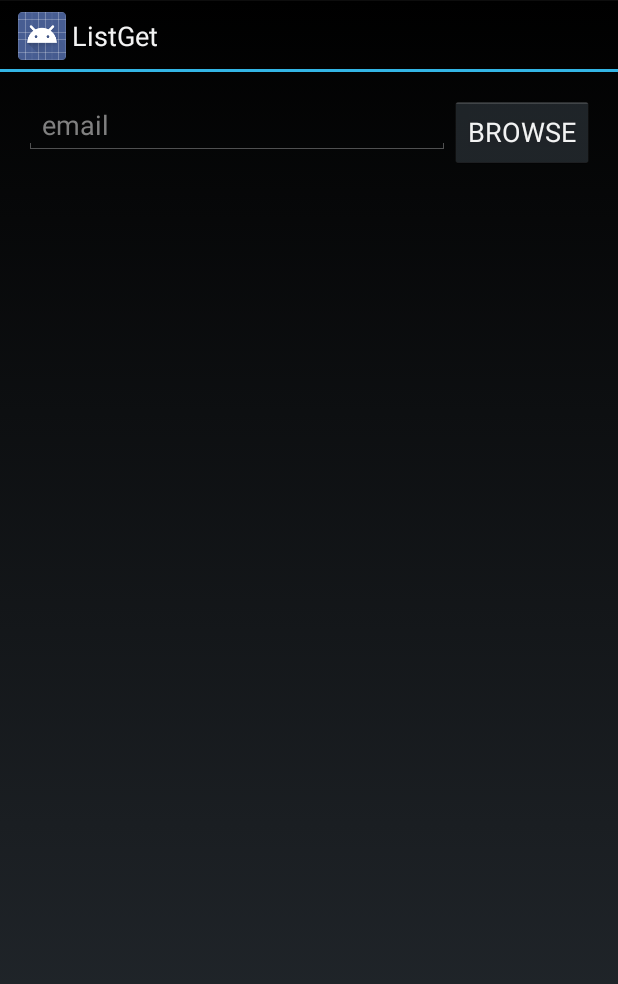
After one commit to nBeebz/ListGet, an Android app: the layout activity_contact_pickers.xml on its own in the app's theme, with its tools: preview values and no code run, on a phone screen of 412 x 824 dp. The commit adds this screen. Shown: the top 984 px of the screen. Run offline under Robolectric (Android 15) with nearby library versions, the phone set to English and light mode, and no system bars.

Commit message:
Contact picker java class and contact_picker layout included in branch. Layout has a edit text field and browse button that allows users to select a contact from their current contact list.

```diff
--- /dev/null
+++ b/app/src/main/res/layout/activity_contact_pickers.xml
@@ -0,0 +1,22 @@
+<RelativeLayout xmlns:android="http://schemas.android.com/apk/res/android"
+    xmlns:tools="http://schemas.android.com/tools" android:layout_width="match_parent"
+    android:layout_height="match_parent" android:paddingLeft="@dimen/activity_horizontal_margin"
+    android:paddingRight="@dimen/activity_horizontal_margin"
+    android:paddingTop="@dimen/activity_vertical_margin"
+    android:paddingBottom="@dimen/activity_vertical_margin" tools:context=".MainActivity">
+    <EditText
+        android:layout_height="wrap_content"
+        android:hint="email"
+        android:id="@+id/invite_email"
+        android:inputType="textEmailAddress"
+        android:layout_width="wrap_content"
+        android:layout_toLeftOf="@+id/do_email_picker"
+        android:layout_alignParentLeft="true"></EditText>
+    <Button
+        android:layout_width="wrap_content"
+        android:layout_height="wrap_content"
+        android:id="@+id/do_email_picker"
+        android:text="BROWSE"
+        android:layout_alignParentRight="true"
+        android:onClick="doLaunchContactPicker"></Button>
+</RelativeLayout>
--- /dev/null
+++ b/app/src/main/res/menu/menu_contact_pickers.xml
@@ -0,0 +1,6 @@
+<menu xmlns:android="http://schemas.android.com/apk/res/android"
+    xmlns:tools="http://schemas.android.com/tools"
+    tools:context="com.example.nav.listget.Contact_pickers">
+    <item android:id="@+id/action_settings" android:title="@string/action_settings"
+        android:orderInCategory="100" android:showAsAction="never" />
+</menu>
--- a/app/src/main/res/values/strings.xml
+++ b/app/src/main/res/values/strings.xml
@@ -30,9 +30,9 @@
     <string name="delete">Delete</string>
     <string name="memo">memo</string>
     <string name="item">item</string>
-
     <string name="list_name">List Name</string>
     <string name="title_activity_edit_list">EditListActivity</string>
     <string name="title_activity_edit_item">EditItemActivity</string>
+    <string name="title_activity_contact_pickers">Contact_pickers</string>
 
 </resources>
```
Also changed, not shown: app/src/main/AndroidManifest.xml (+10 -4 lines), app/src/main/java/com/example/nav/listget/Activities/ContactPicker.java (added, +112 -0 lines), app/src/main/java/com/example/nav/listget/Activities/ItemActivity.java (+29 -10 lines), 1 other file.
